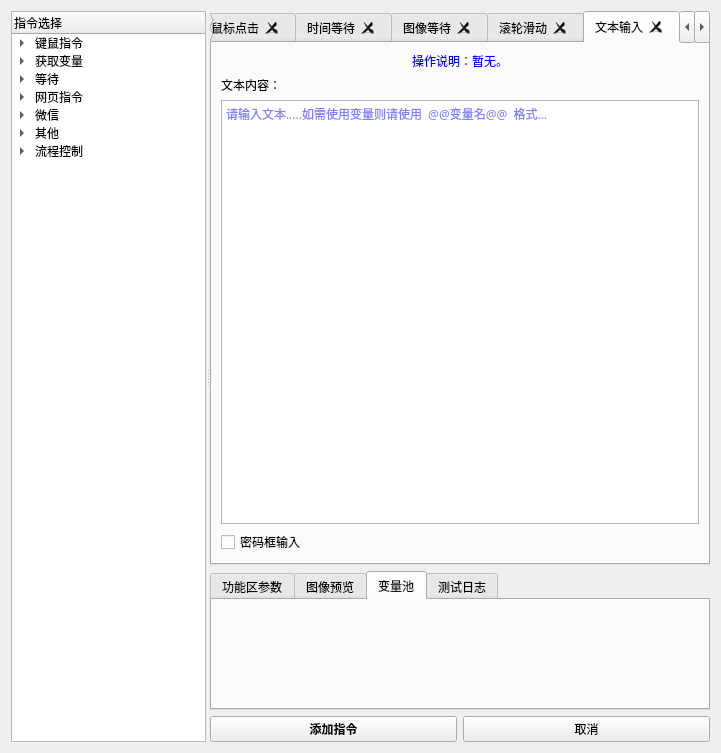
This is 窗体/navigation.ui in FsterThanLight/automatic_clicker_2 as Qt 5 draws it before an edit. The edited form follows.
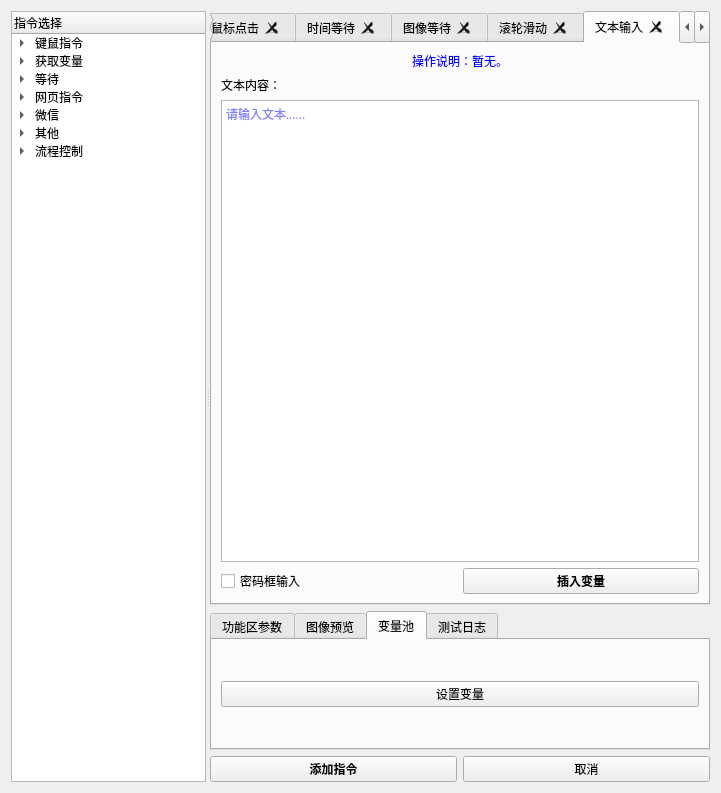
This is the edited form. Icons and pictures are not drawn.

Commit message: 2024年02月22日 18:15:12 新增变量输入窗口

What changed in the file:
```diff
--- a/窗体/navigation.ui
+++ b/窗体/navigation.ui
@@ -7,7 +7,7 @@
     <x>0</x>
     <y>0</y>
     <width>721</width>
-    <height>753</height>
+    <height>793</height>
    </rect>
   </property>
   <property name="font">
@@ -3969,8 +3969,15 @@
           <attribute name="title">
            <string>文本输入</string>
           </attribute>
-          <layout class="QVBoxLayout" name="verticalLayout_61">
-           <item>
+          <layout class="QGridLayout" name="gridLayout_48">
+           <item row="2" column="0">
+            <widget class="QCheckBox" name="checkBox_2">
+             <property name="text">
+              <string>密码框输入</string>
+             </property>
+            </widget>
+           </item>
+           <item row="0" column="0" colspan="2">
             <widget class="QLabel" name="label_91">
              <property name="sizePolicy">
               <sizepolicy hsizetype="Preferred" vsizetype="Preferred">
@@ -4089,9 +4096,21 @@
              </property>
             </widget>
            </item>
-           <item>
-            <layout class="QVBoxLayout" name="verticalLayout_9">
-             <item>
+           <item row="2" column="1">
+            <widget class="QPushButton" name="pushButton_28">
+             <property name="font">
+              <font>
+               <family>微软雅黑</family>
+               <weight>75</weight>
+               <bold>true</bold>
+              </font>
+             </property>
+             <property name="text">
+              <string>插入变量</string>
+             </property>
+            </widget>
+           </item>
+           <item row="1" column="0" colspan="2">
               <layout class="QVBoxLayout" name="verticalLayout_8">
                <item>
                 <widget class="QLabel" name="label_18">
@@ -4201,21 +4220,9 @@
 &lt;p style=&quot;-qt-paragraph-type:empty; margin-top:0px; margin-bottom:0px; margin-left:0px; margin-right:0px; -qt-block-indent:0; text-indent:0px; font-family:'黑体','黑体';&quot;&gt;&lt;br /&gt;&lt;/p&gt;&lt;/body&gt;&lt;/html&gt;</string>
                  </property>
                  <property name="placeholderText">
-                  <string>请输入文本.....如需使用变量则请使用  @@变量名@@  格式...</string>
-                 </property>
-                </widget>
-               </item>
-              </layout>
-             </item>
-             <item>
-              <widget class="QCheckBox" name="checkBox_2">
-               <property name="text">
-                <string>密码框输入</string>
-               </property>
-              </widget>
-             </item>
-             <item>
-              <layout class="QHBoxLayout" name="horizontalLayout_12"/>
+                <string>请输入文本......</string>
+               </property>
+              </widget>
              </item>
             </layout>
            </item>
@@ -12489,7 +12496,15 @@
           <attribute name="title">
            <string>变量池</string>
           </attribute>
-          <layout class="QGridLayout" name="gridLayout_47"/>
+          <layout class="QGridLayout" name="gridLayout_47">
+           <item row="0" column="0">
+            <widget class="QPushButton" name="pushButton_29">
+             <property name="text">
+              <string>设置变量</string>
+             </property>
+            </widget>
+           </item>
+          </layout>
          </widget>
          <widget class="QWidget" name="tab_24">
           <attribute name="title">
```
Lines whose indentation alone changed are shown as unchanged. The commit also changes 12 other files.
